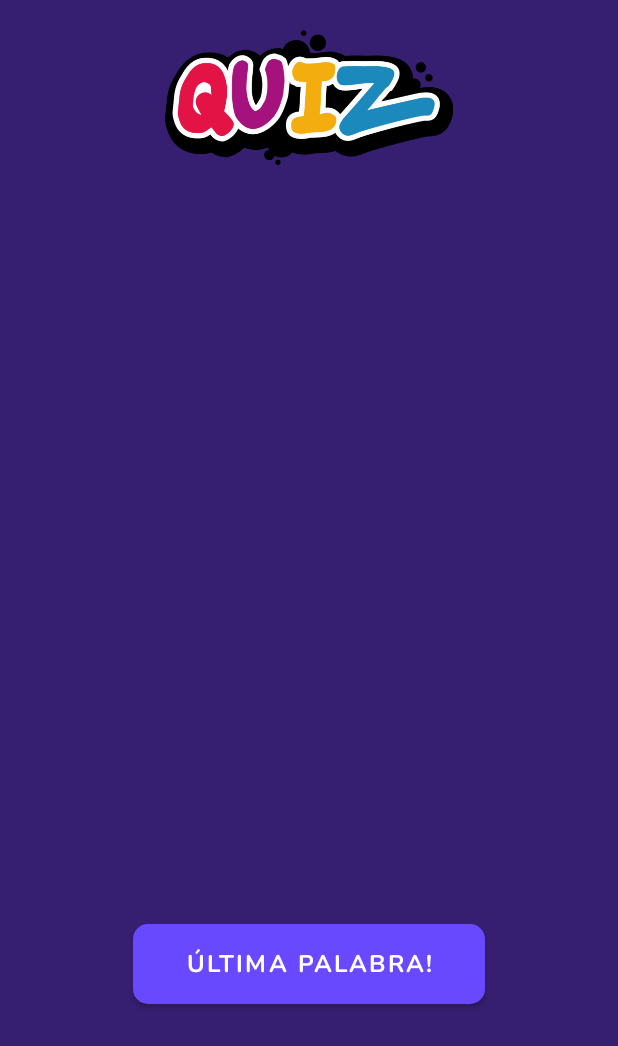
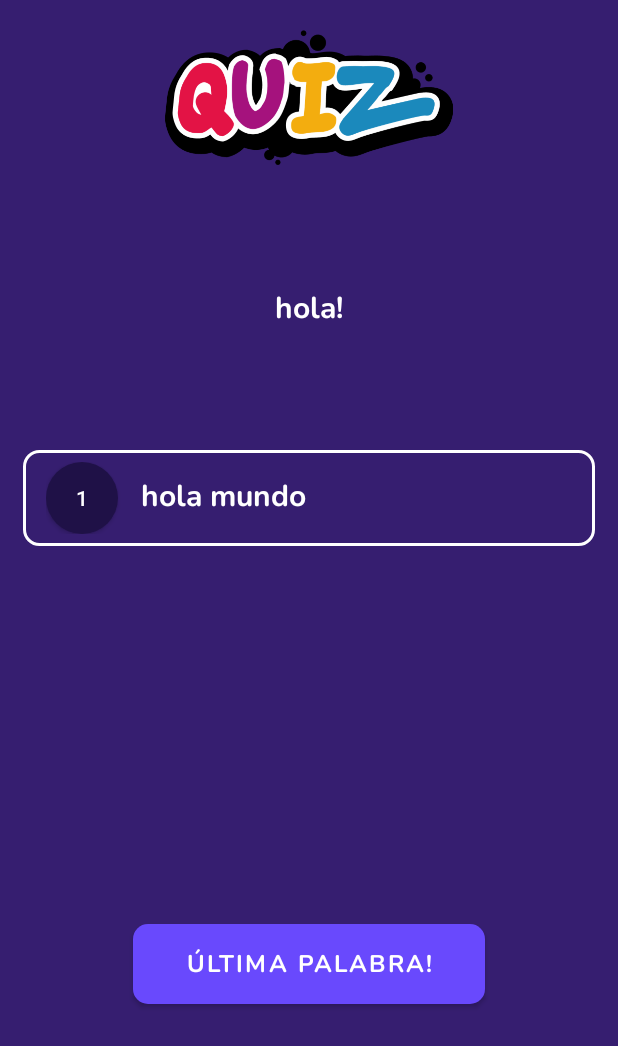
Before and after one commit to dev-willcode/TriviaTI, an Android app: the fragment QuizFragment shown on its own in the app's theme, on a phone screen of 412 x 824 dp. Shown: the top 1046 px of the screen. Run offline under Robolectric (Android 15) with nearby library versions, the phone set to English and light mode, and no system bars.

Commit message:
navigation quiz

```diff
--- a/app/src/main/AndroidManifest.xml
+++ b/app/src/main/AndroidManifest.xml
@@ -18,7 +18,6 @@
             android:exported="true">
             <intent-filter>
                 <action android:name="android.intent.action.MAIN" />
-
                 <category android:name="android.intent.category.LAUNCHER" />
             </intent-filter>
         </activity>
--- a/app/src/main/java/dev/willcode/triviati/MainActivity.kt
+++ b/app/src/main/java/dev/willcode/triviati/MainActivity.kt
@@ -1,11 +1,11 @@
 package dev.willcode.triviati
 
+import android.os.Bundle
 import androidx.appcompat.app.AppCompatActivity
-import android.os.Bundle
 
 class MainActivity : AppCompatActivity() {
     override fun onCreate(savedInstanceState: Bundle?) {
         super.onCreate(savedInstanceState)
-        setContentView(R.layout.activity_main)
+        setContentView(R.layout.content_main)
     }
 }
--- a/app/src/main/java/dev/willcode/triviati/QuizFragment.kt
+++ /dev/null
@@ -1,59 +0,0 @@
-package dev.willcode.triviati
-
-import android.os.Bundle
-import androidx.fragment.app.Fragment
-import android.view.LayoutInflater
-import android.view.View
-import android.view.ViewGroup
-
-// TODO: Rename parameter arguments, choose names that match
-// the fragment initialization parameters, e.g. ARG_ITEM_NUMBER
-private const val ARG_PARAM1 = "param1"
-private const val ARG_PARAM2 = "param2"
-
-/**
- * A simple [Fragment] subclass.
- * Use the [QuizFragment.newInstance] factory method to
- * create an instance of this fragment.
- */
-class QuizFragment : Fragment() {
-    // TODO: Rename and change types of parameters
-    private var param1: String? = null
-    private var param2: String? = null
-
-    override fun onCreate(savedInstanceState: Bundle?) {
-        super.onCreate(savedInstanceState)
-        arguments?.let {
-            param1 = it.getString(ARG_PARAM1)
-            param2 = it.getString(ARG_PARAM2)
-        }
-    }
-
-    override fun onCreateView(
-        inflater: LayoutInflater, container: ViewGroup?,
-        savedInstanceState: Bundle?
-    ): View? {
-        // Inflate the layout for this fragment
-        return inflater.inflate(R.layout.fragment_quiz, container, false)
-    }
-
-    companion object {
-        /**
-         * Use this factory method to create a new instance of
-         * this fragment using the provided parameters.
-         *
-         * @param param1 Parameter 1.
-         * @param param2 Parameter 2.
-         * @return A new instance of fragment QuizFragment.
-         */
-        // TODO: Rename and change types and number of parameters
-        @JvmStatic
-        fun newInstance(param1: String, param2: String) =
-            QuizFragment().apply {
-                arguments = Bundle().apply {
-                    putString(ARG_PARAM1, param1)
-                    putString(ARG_PARAM2, param2)
-                }
-            }
-    }
-}
--- /dev/null
+++ b/app/src/main/java/dev/willcode/triviati/ui/quiz/domain/Quiz.kt
@@ -0,0 +1,9 @@
+package dev.willcode.triviati.ui.quiz.domain
+
+import dev.willcode.triviati.ui.quiz.modules.optionQuiz.domain.QuizAnswer
+
+data class Quiz(
+    val id: Int,
+    val question: String,
+    val answers: List<QuizAnswer>
+)
--- /dev/null
+++ b/app/src/main/java/dev/willcode/triviati/ui/quiz/infraestructure/QuizFragment.kt
@@ -0,0 +1,70 @@
+package dev.willcode.triviati.ui.quiz.infraestructure
+
+
+import android.os.Bundle
+import android.view.LayoutInflater
+import android.view.View
+import android.view.ViewGroup
+import androidx.fragment.app.Fragment
+import androidx.recyclerview.widget.LinearLayoutManager
+import dev.willcode.triviati.databinding.FragmentQuizBinding
+import dev.willcode.triviati.ui.quiz.domain.Quiz
+import dev.willcode.triviati.ui.quiz.modules.optionQuiz.application.AnswerQuizAdapter
+import dev.willcode.triviati.ui.quiz.modules.optionQuiz.domain.QuizAnswer
+import java.util.*
+
+class QuizFragment : Fragment() {
+    private var _binding: FragmentQuizBinding? = null
+    private val binding get() = _binding!!
+    private val adapter = AnswerQuizAdapter()
+    private val repository = QuizRepository()
+    private val currentQuizzes = LinkedList<Quiz>()
+
+    override fun onCreateView(
+        inflater: LayoutInflater,
+        container: ViewGroup?,
+        savedInstanceState: Bundle?
+    ): View {
+        _binding = FragmentQuizBinding.inflate(inflater, container, false)
+        val root: View = binding.root
+        configFragmentView()
+        return root
+    }
+
+
+    private fun configFragmentView() {
+        setupQuizzes()
+        setupAdapter()
+        setupRecyclerView()
+    }
+
+    private fun setupQuizzes() {
+        currentQuizzes.addAll(repository.getRamdonQuizzes())
+        setupCurrentQuiz()
+    }
+
+    private fun setupCurrentQuiz() {
+        setupQuiz(currentQuizzes.first)
+        currentQuizzes.removeFirst()
+    }
+
+    private fun setupQuiz(quiz: Quiz) {
+        binding.questionText.text = quiz.question
+        adapter.setOptionQuizList(quiz.answers)
+    }
+
+    private fun setupAdapter() {
+        adapter.setOnOptionQuizClickListener(object : AnswerQuizAdapter.OnOptionQuizClickListener {
+            override fun onItemClick(dataSet: ArrayList<QuizAnswer>, position: Int) {
+                println(dataSet[position].toString())
+            }
+        })
+    }
+
+    private fun setupRecyclerView() {
+        val recycler = binding.answerRecycler
+        val layoutManager = LinearLayoutManager(context, LinearLayoutManager.VERTICAL, false)
+        recycler.layoutManager = layoutManager
+        recycler.adapter = adapter
+    }
+}
--- /dev/null
+++ b/app/src/main/java/dev/willcode/triviati/ui/quiz/infraestructure/QuizRepository.kt
@@ -0,0 +1,22 @@
+package dev.willcode.triviati.ui.quiz.infraestructure
+
+import dev.willcode.triviati.ui.quiz.domain.Quiz
+import dev.willcode.triviati.ui.quiz.modules.optionQuiz.domain.QuizAnswer
+import kotlin.random.Random
+
+class QuizRepository {
+    val Quizzes = listOf(
+        Quiz(1, "hola!", listOf(QuizAnswer(1, "hola mundo")))
+    )
+
+    fun getRamdonQuizzes(): List<Quiz> {
+        val randomValues =List(5) {
+            Random.nextInt(0, Quizzes.size)
+        }
+        val selectedQuizzes = ArrayList<Quiz>()
+        for (index in randomValues) {
+            selectedQuizzes.add(Quizzes[index])
+        }
+        return selectedQuizzes
+    }
+}
--- /dev/null
+++ b/app/src/main/java/dev/willcode/triviati/ui/quiz/modules/optionQuiz/application/AnswerQuizAdapter.kt
@@ -0,0 +1,37 @@
+package dev.willcode.triviati.ui.quiz.modules.optionQuiz.application
+
+import android.view.LayoutInflater
+import android.view.ViewGroup
+import androidx.recyclerview.widget.RecyclerView
+import dev.willcode.triviati.ui.quiz.modules.optionQuiz.domain.QuizAnswer
+import dev.willcode.triviati.databinding.FragmentAnswerQuizBinding
+
+class AnswerQuizAdapter : RecyclerView.Adapter<AnswerQuizHolder>() {
+    private val dataSet: ArrayList<QuizAnswer> = ArrayList()
+    private lateinit var clickListener: OnOptionQuizClickListener
+
+    interface OnOptionQuizClickListener {
+        fun onItemClick(dataSet: ArrayList<QuizAnswer>, position: Int)
+    }
+
+    fun setOptionQuizList(dataSet: List<QuizAnswer>) {
+        this.dataSet.addAll(dataSet)
+        notifyItemRangeInserted(this.dataSet.size, this.dataSet.size + dataSet.size - 1)
+    }
+
+    fun setOnOptionQuizClickListener(listener: OnOptionQuizClickListener) {
+        clickListener = listener
+    }
+
+    override fun onCreateViewHolder(parent: ViewGroup, viewType: Int): AnswerQuizHolder {
+        val inflater = LayoutInflater.from(parent.context)
+        val binding = FragmentAnswerQuizBinding.inflate(inflater, parent, false)
+        return AnswerQuizHolder(binding, dataSet, clickListener)
+    }
+
+    override fun onBindViewHolder(holder: AnswerQuizHolder, position: Int) = holder.bind(
+        dataSet[position]
+    )
+
+    override fun getItemCount() = dataSet.size
+}
--- /dev/null
+++ b/app/src/main/java/dev/willcode/triviati/ui/quiz/modules/optionQuiz/application/AnswerQuizHolder.kt
@@ -0,0 +1,27 @@
+package dev.willcode.triviati.ui.quiz.modules.optionQuiz.application
+
+import androidx.recyclerview.widget.RecyclerView
+import dev.willcode.triviati.databinding.FragmentAnswerQuizBinding
+import dev.willcode.triviati.ui.quiz.modules.optionQuiz.domain.QuizAnswer
+
+class AnswerQuizHolder(
+    private val binding: FragmentAnswerQuizBinding,
+    private val dataSet: ArrayList<QuizAnswer>,
+    listener: AnswerQuizAdapter.OnOptionQuizClickListener
+) : RecyclerView.ViewHolder(binding.root) {
+
+    init {
+        configureSelectListener(listener)
+    }
+
+    fun bind(item: QuizAnswer) {
+        binding.answerId.text = item.index.toString()
+        binding.answerText.text = item.question
+    }
+
+    private fun configureSelectListener(listener: AnswerQuizAdapter.OnOptionQuizClickListener) {
+        binding.answerContainer.setOnClickListener {
+            listener.onItemClick(dataSet, absoluteAdapterPosition)
+        }
+    }
+}
--- /dev/null
+++ b/app/src/main/java/dev/willcode/triviati/ui/quiz/modules/optionQuiz/domain/QuizAnswer.kt
@@ -0,0 +1,6 @@
+package dev.willcode.triviati.ui.quiz.modules.optionQuiz.domain
+
+data class QuizAnswer(
+    val index: Int,
+    val question: String,
+)
--- a/app/src/main/res/layout/fragment_option_quiz.xml
+++ b/app/src/main/res/layout/fragment_answer_quiz.xml
@@ -8,10 +8,12 @@
     android:paddingTop="8dp"
     android:paddingEnd="15dp"
     android:paddingBottom="8dp"
-    android:layout_marginBottom="10dp">
+    android:layout_marginBottom="10dp"
+    android:id="@+id/answerContainer"
+    >
 
     <Button
-        android:id="@+id/optionNumber"
+        android:id="@+id/answerId"
         android:layout_width="48dp"
         android:layout_height="48dp"
         android:layout_marginEnd="15dp"
@@ -19,7 +21,7 @@
          />
 
     <TextView
-        android:id="@+id/optionText"
+        android:id="@+id/answerText"
         android:layout_width="match_parent"
         android:layout_height="wrap_content"
         android:fontFamily="@font/nunito_bold"
--- a/app/src/main/res/layout/activity_main.xml
+++ b/app/src/main/res/layout/fragment_home.xml
@@ -7,7 +7,7 @@
     android:background="@color/purple_900"
     android:gravity="center"
     android:orientation="vertical"
-    tools:context=".MainActivity">
+    tools:context="dev.willcode.triviati.ui.home.infraestructure.HomeFragment">
 
     <ImageView
         android:layout_width="200dp"
--- a/app/src/main/res/layout/fragment_quiz.xml
+++ b/app/src/main/res/layout/fragment_quiz.xml
@@ -7,14 +7,14 @@
     android:background="@color/purple_700"
     android:gravity="center_horizontal"
     android:orientation="vertical"
-    tools:context=".QuizFragment">
+    tools:context="dev.willcode.triviati.ui.quiz.infraestructure.QuizFragment">
 
     <ImageView
         android:layout_width="wrap_content"
         android:layout_height="90dp"
         android:layout_marginTop="20dp"
-        android:src="@drawable/quiz"
-        android:contentDescription="@string/app_name" />
+        android:contentDescription="@string/app_name"
+        android:src="@drawable/quiz" />
 
     <LinearLayout
         android:layout_width="match_parent"
@@ -26,7 +26,7 @@
 
 
         <TextView
-            android:id="@+id/QuestionText"
+            android:id="@+id/questionText"
             android:layout_width="match_parent"
             android:layout_height="150dp"
             android:fontFamily="@font/nunito_bold"
@@ -39,22 +39,18 @@
     </LinearLayout>
 
 
-    <LinearLayout
-        android:id="@+id/OptionsContainer"
+    <androidx.recyclerview.widget.RecyclerView
+        android:id="@+id/answerRecycler"
         android:layout_width="match_parent"
         android:layout_height="290dp"
         android:layout_marginTop="20dp"
         android:gravity="center"
         android:orientation="vertical"
         android:paddingStart="15dp"
-        android:paddingEnd="15dp"
-        tools:ignore="UselessLeaf">
-
-
-    </LinearLayout>
+        android:paddingEnd="15dp" />
 
     <com.google.android.material.button.MaterialButton
-        android:id="@+id/nextQuizButton"
+        android:id="@+id/confirmButton"
         android:layout_width="wrap_content"
         android:layout_height="wrap_content"
         android:layout_marginTop="20dp"
```
Also changed, not shown: app/build.gradle (+15 -1 lines), app/src/main/java/dev/willcode/triviati/ui/home/infraestructure/HomeFragment.kt (added, +33 -0 lines), app/src/main/res/layout/content_main.xml (added, +17 -0 lines), app/src/main/res/navigation/navigation.xml (added, +26 -0 lines), build.gradle (+9 -0 lines).
